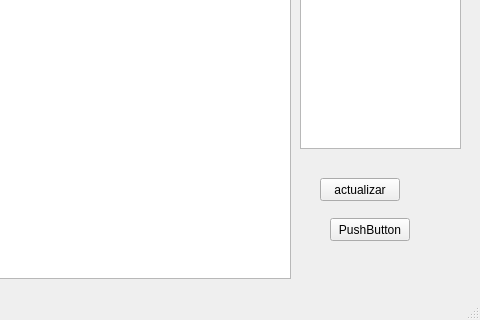
The window that prueba/editor.ui (rblanco1994/Proyecto-Pr3) describes before a commit, drawn with Qt 5; both pictures show x 320 to 800 and y 151 to 471 of the 800 by 471 pixel window.
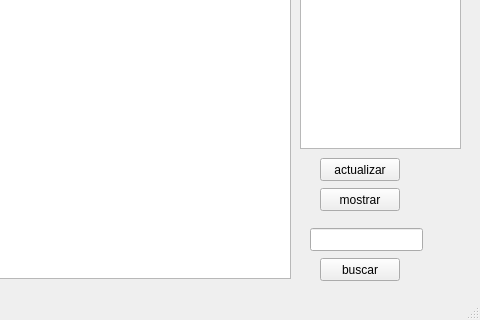
The same window after the commit.

Diff of the .ui file:
```diff
--- a/prueba/editor.ui
+++ b/prueba/editor.ui
@@ -38,7 +38,7 @@
     <property name="geometry">
      <rect>
       <x>640</x>
-      <y>310</y>
+      <y>290</y>
       <width>80</width>
       <height>23</height>
      </rect>
@@ -50,14 +50,37 @@
    <widget class="QPushButton" name="pushButton_2">
     <property name="geometry">
      <rect>
-      <x>650</x>
-      <y>350</y>
+      <x>640</x>
+      <y>320</y>
       <width>80</width>
       <height>23</height>
      </rect>
     </property>
     <property name="text">
-     <string>PushButton</string>
+     <string>mostrar</string>
+    </property>
+   </widget>
+   <widget class="QLineEdit" name="lineEdit">
+    <property name="geometry">
+     <rect>
+      <x>630</x>
+      <y>360</y>
+      <width>113</width>
+      <height>23</height>
+     </rect>
+    </property>
+   </widget>
+   <widget class="QPushButton" name="pushButton_3">
+    <property name="geometry">
+     <rect>
+      <x>640</x>
+      <y>390</y>
+      <width>80</width>
+      <height>23</height>
+     </rect>
+    </property>
+    <property name="text">
+     <string>buscar</string>
     </property>
    </widget>
   </widget>
```
